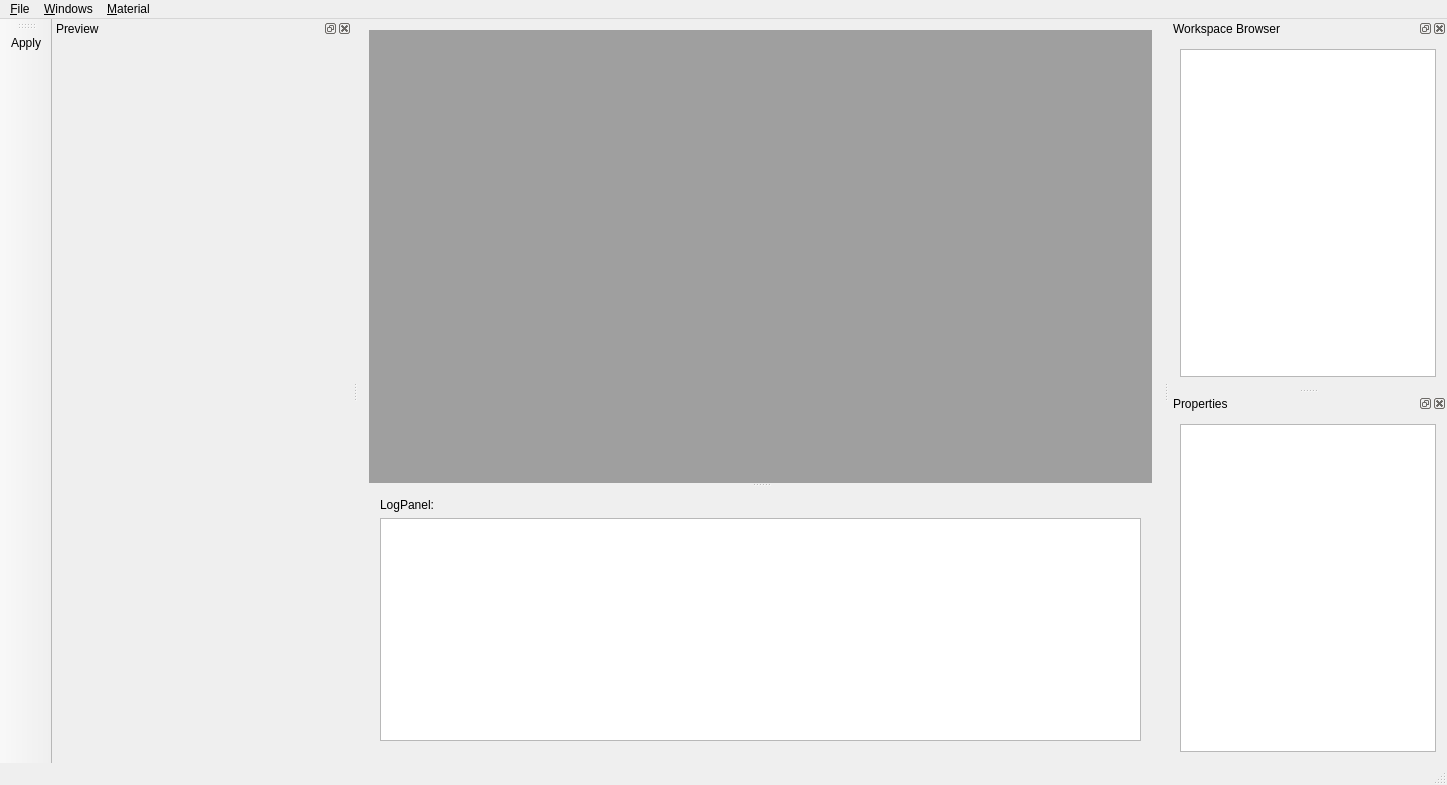
First picture: the form in Src/mainwindow.ui, repository ironsteel/QtOME, before the edit.
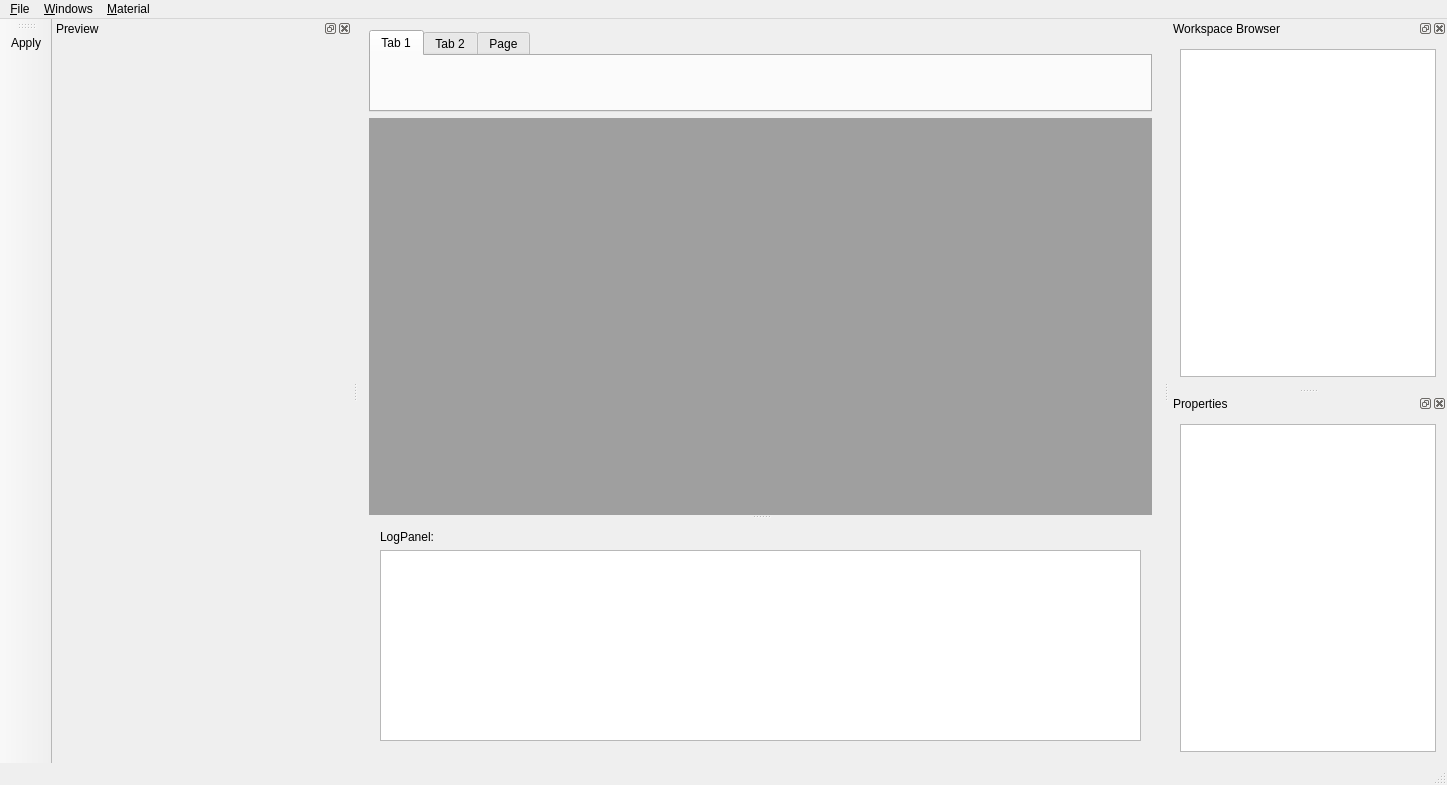
Second picture: the form after the edit. Icons and pictures are not drawn. Custom widgets are drawn as their Qt base class.

Commit message: file for the new material is created

What changed in the file:
```diff
--- a/Src/mainwindow.ui
+++ b/Src/mainwindow.ui
@@ -15,6 +15,28 @@
   </property>
   <widget class="QWidget" name="centralWidget">
    <layout class="QVBoxLayout" name="verticalLayout_5">
+    <item>
+     <widget class="QTabWidget" name="tabWidget">
+      <property name="currentIndex">
+       <number>0</number>
+      </property>
+      <widget class="QWidget" name="tab">
+       <attribute name="title">
+        <string>Tab 1</string>
+       </attribute>
+      </widget>
+      <widget class="QWidget" name="tab_2">
+       <attribute name="title">
+        <string>Tab 2</string>
+       </attribute>
+      </widget>
+      <widget class="QWidget" name="tab_3">
+       <attribute name="title">
+        <string>Page</string>
+       </attribute>
+      </widget>
+     </widget>
+    </item>
     <item>
      <widget class="QSplitter" name="splitter">
       <property name="orientation">
```
Left out of the diff: 2 changed lines with no effect on the pictures. The commit also changes 1 other file.
